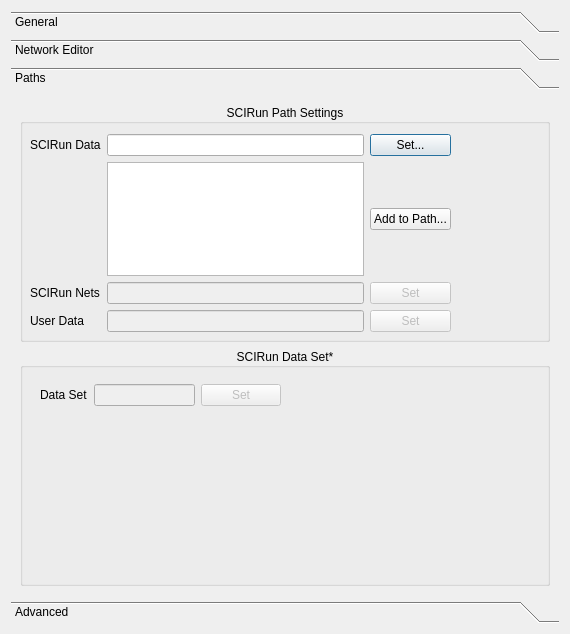
Old version of the form src/Interface/Application/Preferences.ui in the repository SCIInstitute/SCIRun.
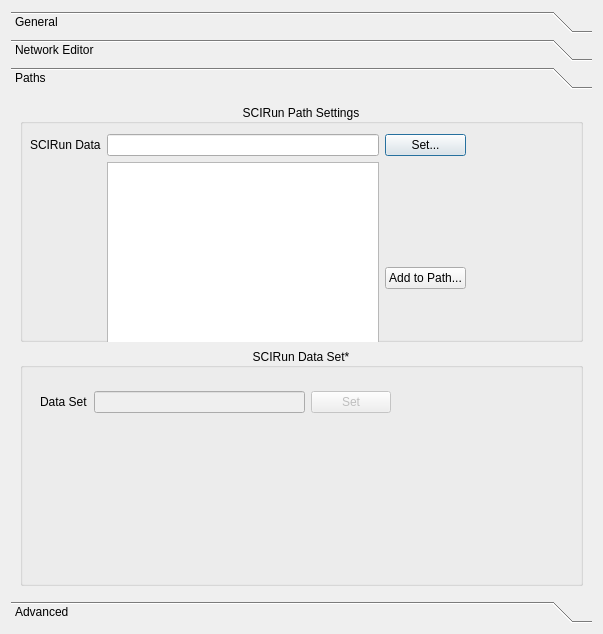
New version of the form. The open tabs and pages were chosen to show the change.

Commit message: Working on improved hi-dpi support

Diff of the .ui file:
```diff
--- a/src/Interface/Application/Preferences.ui
+++ b/src/Interface/Application/Preferences.ui
@@ -6,7 +6,7 @@
    <rect>
     <x>0</x>
     <y>0</y>
-    <width>570</width>
+    <width>603</width>
     <height>634</height>
    </rect>
   </property>
@@ -18,8 +18,8 @@
   </property>
   <property name="minimumSize">
    <size>
-    <width>500</width>
-    <height>300</height>
+    <width>603</width>
+    <height>634</height>
    </size>
   </property>
   <property name="windowTitle">
@@ -276,8 +276,8 @@
        <rect>
         <x>0</x>
         <y>0</y>
-        <width>552</width>
-        <height>508</height>
+        <width>567</width>
+        <height>418</height>
        </rect>
       </property>
       <attribute name="label">
@@ -300,8 +300,8 @@
            <rect>
             <x>10</x>
             <y>30</y>
-            <width>421</width>
-            <height>198</height>
+            <width>436</width>
+            <height>316</height>
            </rect>
           </property>
           <layout class="QGridLayout" name="pathSettingsGridLayout_">
@@ -411,8 +411,8 @@
            <rect>
             <x>20</x>
             <y>30</y>
-            <width>241</width>
-            <height>34</height>
+            <width>351</width>
+            <height>48</height>
            </rect>
           </property>
           <layout class="QHBoxLayout" name="dataSetHorizontalLayout_">
```
Left out of the diff: 21 changed lines with no effect on the pictures. The commit also changes 1 other file.
